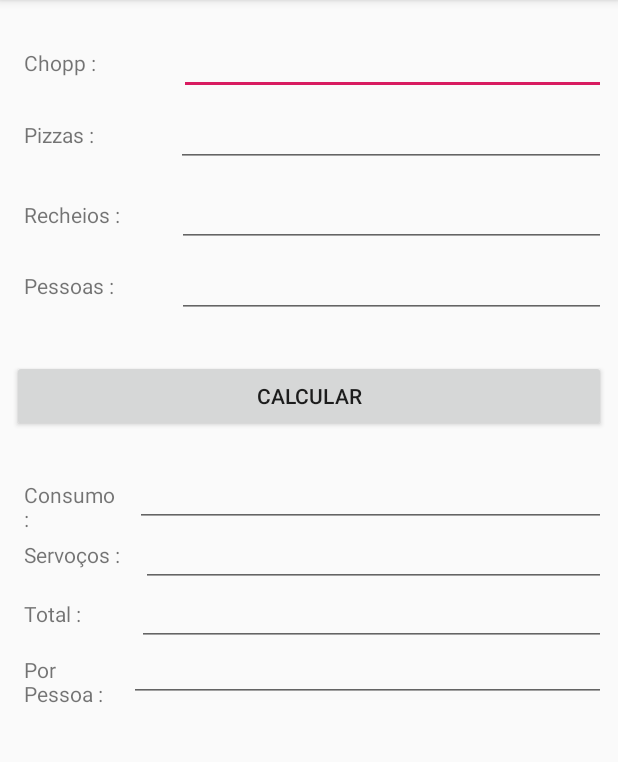
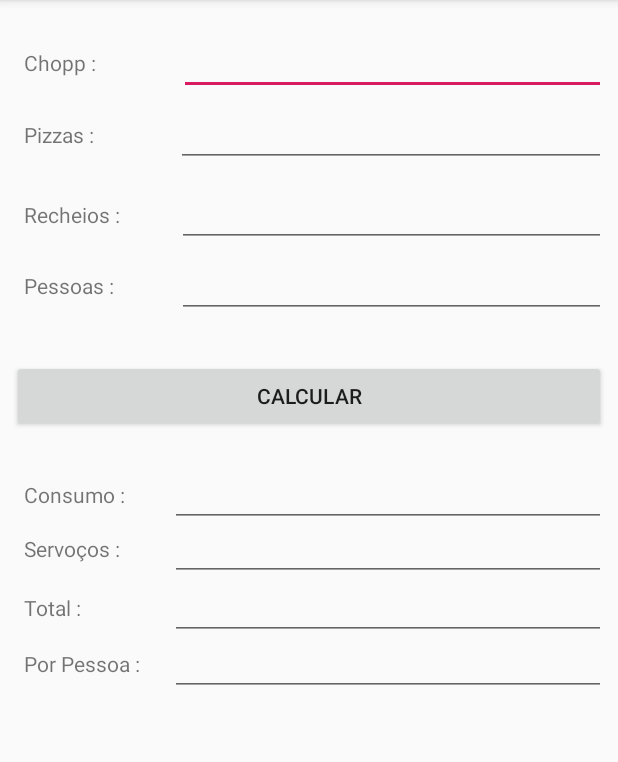
Before and after one commit to rimobile1/exercio-Pizzaria, an Android app: the screen it shows after launch (MainActivity), on a phone screen of 412 x 824 dp, the part 84-846 px from its top. Run offline under Robolectric (Android 15) with nearby library versions, the phone set to English and light mode, and no system bars.

Commit message:
Ajuste pizzaria

```diff
--- a/app/src/main/res/layout/activity_main.xml
+++ b/app/src/main/res/layout/activity_main.xml
@@ -117,8 +117,8 @@
 
     <TextView
         android:id="@+id/lblConsumo"
-        android:layout_width="66dp"
-        android:layout_height="32dp"
+        android:layout_width="74dp"
+        android:layout_height="28dp"
         android:layout_marginTop="32dp"
         android:text="@string/consumo"
         app:layout_constraintStart_toStartOf="@+id/lblPessoas"
@@ -144,8 +144,8 @@
 
     <TextView
         android:id="@+id/lblPorPessoa"
-        android:layout_width="62dp"
-        android:layout_height="38dp"
+        android:layout_width="89dp"
+        android:layout_height="25dp"
         android:layout_marginTop="8dp"
         android:text="@string/porPessoa"
         app:layout_constraintStart_toStartOf="@+id/lblTotal"
@@ -155,43 +155,37 @@
         android:id="@+id/txtConsumo"
         android:layout_width="0dp"
         android:layout_height="wrap_content"
-        android:layout_marginStart="8dp"
-        android:layout_marginLeft="8dp"
         android:layout_marginEnd="8dp"
         android:layout_marginRight="8dp"
         android:ems="10"
         android:inputType="number"
         app:layout_constraintBaseline_toBaselineOf="@+id/lblConsumo"
         app:layout_constraintEnd_toEndOf="parent"
-        app:layout_constraintStart_toEndOf="@+id/lblConsumo" />
+        app:layout_constraintStart_toStartOf="@+id/txtServicos" />
 
     <EditText
         android:id="@+id/txtServicos"
         android:layout_width="0dp"
         android:layout_height="wrap_content"
-        android:layout_marginStart="8dp"
-        android:layout_marginLeft="8dp"
         android:layout_marginEnd="8dp"
         android:layout_marginRight="8dp"
         android:ems="10"
         android:inputType="number"
         app:layout_constraintBaseline_toBaselineOf="@+id/lblServicos"
         app:layout_constraintEnd_toEndOf="parent"
-        app:layout_constraintStart_toEndOf="@+id/lblServicos" />
+        app:layout_constraintStart_toStartOf="@+id/txtTotal" />
 
     <EditText
         android:id="@+id/txtTotal"
         android:layout_width="0dp"
         android:layout_height="wrap_content"
-        android:layout_marginStart="8dp"
-        android:layout_marginLeft="8dp"
         android:layout_marginEnd="8dp"
         android:layout_marginRight="8dp"
         android:ems="10"
         android:inputType="number"
         app:layout_constraintBaseline_toBaselineOf="@+id/lblTotal"
         app:layout_constraintEnd_toEndOf="parent"
-        app:layout_constraintStart_toEndOf="@+id/lblTotal" />
+        app:layout_constraintStart_toStartOf="@+id/txtPorPessoa" />
 
     <EditText
         android:id="@+id/txtPorPessoa"
```
